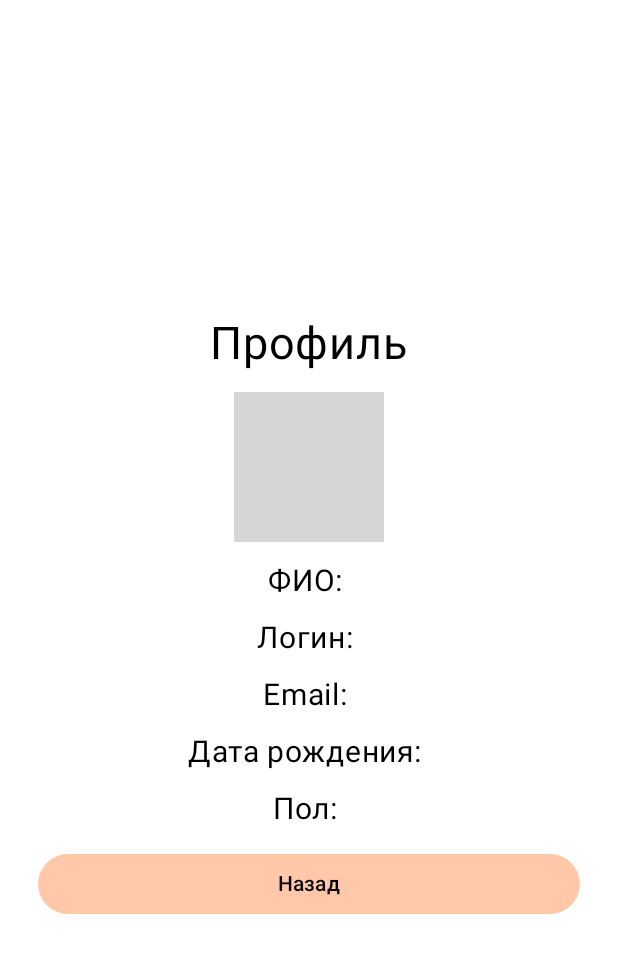
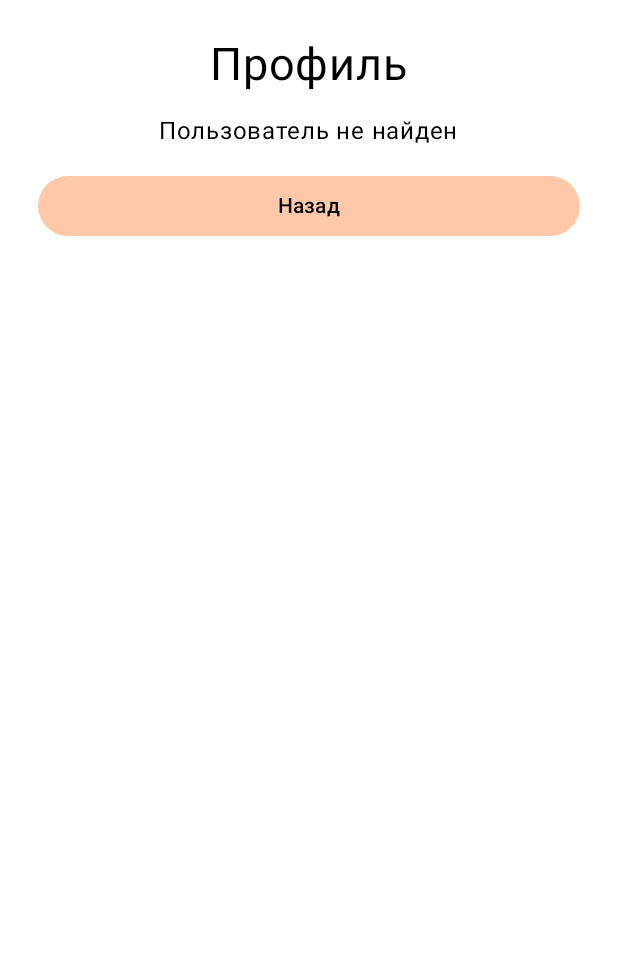
Before and after one commit to qwertyops2/PiRMP, an Android app built with Jetpack Compose: the ProfileActivity screen opened directly, with no data from a screen before it, on a phone screen of 412 x 824 dp. Shown: the top 953 px of the screen. Run offline under Robolectric (Android 15) with nearby library versions, the phone set to English and light mode, and no system bars; grey boxes are pictures that could not be loaded.

Commit message:
lab5 ProfileActivity and UsersActivity

```diff
--- a/app/src/main/java/com/example/myapplication/ProfileActivity.kt
+++ b/app/src/main/java/com/example/myapplication/ProfileActivity.kt
@@ -1,6 +1,7 @@
 package com.example.myapplication
 
 import android.os.Bundle
+import android.widget.Toast
 import androidx.activity.compose.setContent
 import androidx.compose.foundation.Image
 import androidx.compose.foundation.background
@@ -8,6 +9,7 @@ import androidx.compose.foundation.layout.*
 import androidx.compose.foundation.rememberScrollState
 import androidx.compose.foundation.verticalScroll
 import androidx.compose.material3.*
+import androidx.compose.runtime.*
 import androidx.compose.ui.Alignment
 import androidx.compose.ui.Modifier
 import androidx.compose.ui.layout.ContentScale
@@ -18,25 +20,18 @@ import androidx.compose.ui.unit.sp
 
 class ProfileActivity : BaseActivity() {
 
+    private var profileUser by mutableStateOf<User?>(null)
+    private var viewerIsAdmin by mutableStateOf(false)
+    private var currentUserId = -1
+
     override fun onCreate(savedInstanceState: Bundle?) {
         super.onCreate(savedInstanceState)
-        setContentView(R.layout.activity_profile)
-
-        val prefs = getSharedPreferences("user", MODE_PRIVATE)
 
         val avatars = intArrayOf(
             R.drawable.avatar1,
             R.drawable.avatar2,
             R.drawable.avatar3
         )
-
-        val avatarIndex = prefs.getInt("avatarIndex", 0)
-
-        val name = prefs.getString("name", "") ?: ""
-        val login = prefs.getString("login", "") ?: ""
-        val email = prefs.getString("email", "") ?: ""
-        val birthDate = prefs.getString("birthDate", "") ?: ""
-        val gender = prefs.getString("gender", "") ?: ""
 
         setContent {
             AppTheme(darkTheme = isDarkTheme) {
@@ -46,10 +41,7 @@ class ProfileActivity : BaseActivity() {
                         .background(MaterialTheme.colorScheme.background)
                         .verticalScroll(rememberScrollState())
                         .padding(25.dp),
-                    verticalArrangement = Arrangement.spacedBy(
-                        14.dp,
-                        Alignment.CenterVertically
-                    ),
+                    verticalArrangement = Arrangement.spacedBy(14.dp),
                     horizontalAlignment = Alignment.CenterHorizontally
                 ) {
                     Text(
@@ -58,9 +50,14 @@ class ProfileActivity : BaseActivity() {
                         color = MaterialTheme.colorScheme.onBackground
                     )
 
+                    val user = profileUser
+
+                    if (user != null) {
                         Image(
                             painter = painterResource(
-                            id = avatars[avatarIndex]
+                                avatars.getOrElse(user.avatarIndex) {
+                                    R.drawable.avatar1
+                                }
                             ),
                             contentDescription = stringResource(R.string.avatar),
                             modifier = Modifier.size(100.dp),
@@ -68,40 +65,119 @@ class ProfileActivity : BaseActivity() {
                         )
 
                         Text(
-                        text = stringResource(R.string.profile_name, name),
+                            text = stringResource(R.string.profile_name, user.name),
                             fontSize = 20.sp
                         )
 
                         Text(
-                        text = stringResource(R.string.profile_login, login),
+                            text = stringResource(R.string.profile_login, user.login),
                             fontSize = 20.sp
                         )
 
                         Text(
-                        text = stringResource(R.string.profile_email, email),
+                            text = stringResource(R.string.profile_email, user.email),
                             fontSize = 20.sp
                         )
 
                         Text(
-                        text = stringResource(R.string.profile_birth_date, birthDate),
+                            text = stringResource(
+                                R.string.profile_birth_date,
+                                user.birthDate
+                            ),
                             fontSize = 20.sp
                         )
 
                         Text(
-                        text = stringResource(R.string.profile_gender, gender),
+                            text = stringResource(
+                                R.string.profile_gender,
+                                user.gender
+                            ),
                             fontSize = 20.sp
                         )
+
+                        if (user.isAdmin) {
+                            Text(stringResource(R.string.admin_role))
+                        }
+
+                        if (viewerIsAdmin && !user.isAdmin &&
+                            user.id != currentUserId
+                        ) {
+                            Button(
+                                onClick = {
+                                    val database = DatabaseHandler(
+                                        this@ProfileActivity
+                                    )
+
+                                    val currentUser = database.getUserById(
+                                        currentUserId
+                                    )
+
+                                    val success =
+                                        currentUser?.isAdmin == true &&
+                                                database.makeAdmin(user.id)
+
+                                    if (success) {
+                                        profileUser = database.getUserById(user.id)
+                                    }
+
+                                    database.close()
+
+                                    Toast.makeText(
+                                        this@ProfileActivity,
+                                        if (success) {
+                                            R.string.admin_assigned
+                                        } else {
+                                            R.string.admin_assign_error
+                                        },
+                                        Toast.LENGTH_SHORT
+                                    ).show()
+                                },
+                                modifier = Modifier.fillMaxWidth()
+                            ) {
+                                Text(stringResource(R.string.make_admin))
+                            }
+                        }
+                    } else {
+                        Text(stringResource(R.string.user_not_found))
+                    }
 
                     Button(
                         onClick = { finish() },
                         modifier = Modifier.fillMaxWidth()
                     ) {
-                        Text(
-                            text = stringResource(R.string.btn_back)
-                        )
+                        Text(stringResource(R.string.btn_back))
                     }
                 }
             }
         }
     }
+
+    override fun onResume() {
+        super.onResume()
+
+        currentUserId = getSharedPreferences("session", MODE_PRIVATE)
+            .getInt("userId", -1)
+
+        val profileUserId = intent.getIntExtra(
+            "profileUserId",
+            currentUserId
+        )
+
+        val database = DatabaseHandler(this)
+
+        val currentUser = database.getUserById(currentUserId)
+
+        viewerIsAdmin = currentUser?.isAdmin == true
+
+        profileUser = if (
+            currentUser != null &&
+            (profileUserId == currentUserId || currentUser.isAdmin)
+        ) {
+            database.getUserById(profileUserId)
+        } else {
+            null
         }
+
+        database.close()
+    }
+}
--- a/app/src/main/res/values/strings.xml
+++ b/app/src/main/res/values/strings.xml
@@ -54,4 +54,10 @@
     <string name="registration_failed">Не удалось зарегистрироваться. Возможно, логин уже занят</string>
     <string name="btn_admin">Администрирование</string>
 
+    <string name="make_admin">Сделать администратором</string>
+    <string name="admin_role">Администратор</string>
+    <string name="admin_assigned">Права администратора назначены</string>
+    <string name="admin_assign_error">Не удалось назначить администратора</string>
+    <string name="user_not_found">Пользователь не найден</string>
+
 </resources>
```
Also changed, not shown: app/src/main/java/com/example/myapplication/UsersActivity.kt (+68 -39 lines). Lines whose indentation alone changed are shown as unchanged.
